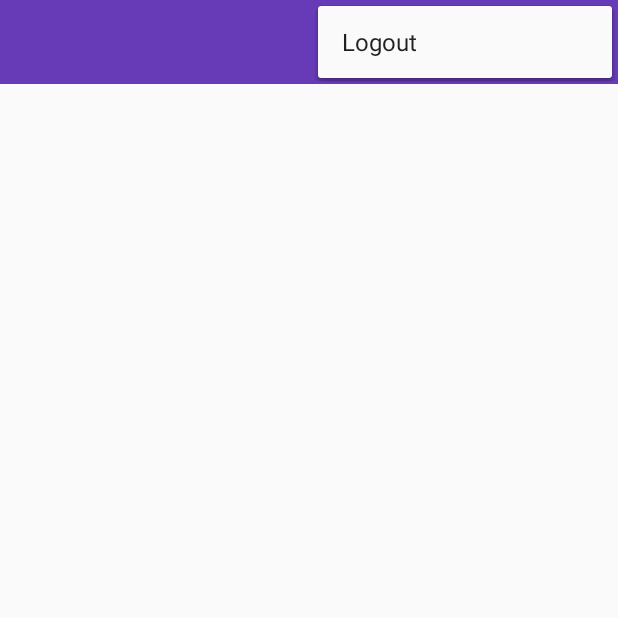
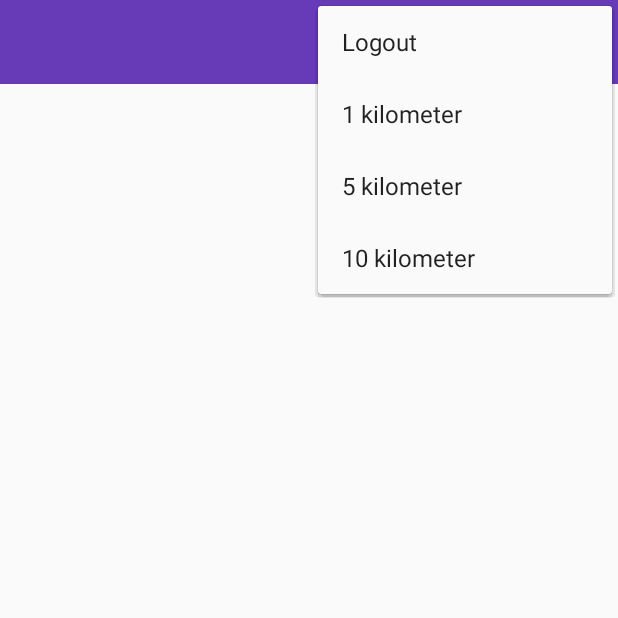
Before and after one commit to muhamza/Markan-Marketing-Application, an Android app: the StoresActivity screen opened directly, with no data from a screen before it, with the options menu open, on a phone screen of 412 x 824 dp, the top half of it. Run offline under Robolectric (Android 15) with nearby library versions, the phone set to English and light mode, and no system bars; our stand-ins replace Firebase (no records; nobody signed in at launch, a user with empty details on screens opened directly), Picasso; 4 statements that could not run were skipped.

Commit message:
Geo fencing update.

```diff
--- a/app/src/main/java/com/example/hamza/markan/CategoriesActivity.java
+++ b/app/src/main/java/com/example/hamza/markan/CategoriesActivity.java
@@ -102,6 +102,7 @@ public class CategoriesActivity extends AppCompatActivity{
                     extras.putString("category", category);
                     extras.putDouble("latitude", userLocation.getLatitude());
                     extras.putDouble("longitude", userLocation.getLongitude());
+                    extras.putDouble("radius", 10);
                     intent.putExtras(extras);
                     //intent.putExtra("category", category);
                     startActivity(intent);
--- /dev/null
+++ b/app/src/main/res/drawable-anydpi/refresh_icon.xml
@@ -0,0 +1,10 @@
+<vector xmlns:android="http://schemas.android.com/apk/res/android"
+    android:width="24dp"
+    android:height="24dp"
+    android:viewportWidth="24"
+    android:viewportHeight="24"
+    android:tint="#FFFFFF">
+    <path
+        android:fillColor="#FF000000"
+        android:pathData="M17.65,6.35C16.2,4.9 14.21,4 12,4c-4.42,0 -7.99,3.58 -7.99,8s3.57,8 7.99,8c3.73,0 6.84,-2.55 7.73,-6h-2.08c-0.82,2.33 -3.04,4 -5.65,4 -3.31,0 -6,-2.69 -6,-6s2.69,-6 6,-6c1.66,0 3.14,0.69 4.22,1.78L13,11h7V4l-2.35,2.35z"/>
+</vector>
--- /dev/null
+++ b/app/src/main/res/menu/main_menu.xml
@@ -0,0 +1,30 @@
+<?xml version="1.0" encoding="utf-8"?>
+<menu xmlns:android="http://schemas.android.com/apk/res/android"
+    xmlns:app="http://schemas.android.com/apk/res-auto">
+
+    <item
+        android:id="@+id/menuLogout"
+        android:title="Logout" />
+    <item
+        android:id="@+id/menuOneKm"
+        android:title="1 kilometer" />
+    <item
+        android:id="@+id/menuFiveKm"
+        android:title="5 kilometer" />
+    <item
+        android:id="@+id/menuTenKm"
+        android:title="10 kilometer" />
+
+    <item
+        android:id="@+id/menuHome"
+        android:title="Home"
+        android:icon="@drawable/home_icon"
+        app:showAsAction="ifRoom"></item>
+
+    <item
+        android:id="@+id/menuRefresh"
+        android:title="Refresh"
+        android:icon="@drawable/refresh_icon"
+        app:showAsAction="ifRoom"></item>
+
+</menu>
```
Also changed, not shown: app/src/main/java/com/example/hamza/markan/StoresActivity.java (+32 -4 lines), app/src/main/res/drawable-hdpi/refresh_icon.png (added), app/src/main/res/drawable-mdpi/refresh_icon.png (added), app/src/main/res/drawable-xhdpi/refresh_icon.png (added), app/src/main/res/drawable-xxhdpi/refresh_icon.png (added).
